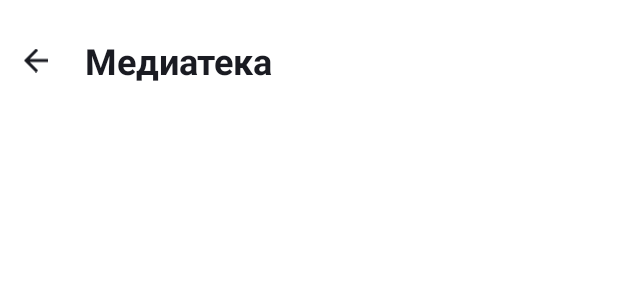
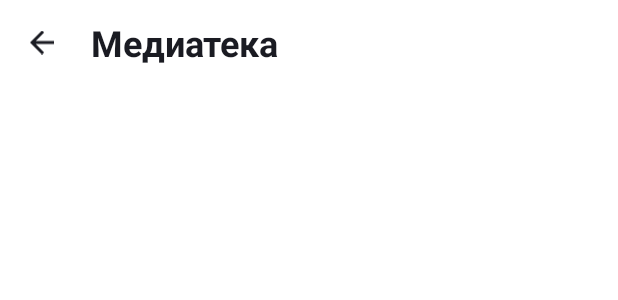
Before and after one commit to BegemotKotei/Playlist-Maker, an Android app: the layout activity_media_library.xml on its own in the app's theme, with its tools: preview values and no code run, on a phone screen of 412 x 824 dp. Shown: the top 300 px of the screen. Run offline under Robolectric (Android 15) with nearby library versions, the phone set to English and light mode, and no system bars.

Commit message:
version 1.2 fix: исправил экраны поиска и мед.

```diff
--- a/app/src/main/java/com/example/playlistmaker/SettingsActivity.kt
+++ b/app/src/main/java/com/example/playlistmaker/SettingsActivity.kt
@@ -1,16 +1,18 @@
 package com.example.playlistmaker
 
+import android.annotation.SuppressLint
 import android.os.Bundle
 import android.widget.ImageView
 import androidx.appcompat.app.AppCompatActivity
 
 class SettingsActivity : AppCompatActivity() {
 
+    @SuppressLint("MissingInflatedId")
     override fun onCreate(savedInstanceState: Bundle?) {
         super.onCreate(savedInstanceState)
         setContentView(R.layout.activity_settings)
 
-        val backButton = findViewById<ImageView>(R.id.toolBar)
+        val backButton = findViewById<ImageView>(R.id.arrow_back_settings)
 
         backButton.setOnClickListener {
             finish()
--- a/app/src/main/res/layout/activity_media_library.xml
+++ b/app/src/main/res/layout/activity_media_library.xml
@@ -8,17 +8,16 @@
     tools:ignore="MissingDefaultResource">
 
     <LinearLayout
+        android:id="@+id/tool_bar_media_library"
         android:layout_width="match_parent"
         android:layout_height="wrap_content"
-        android:layout_marginStart="4dp"
-        android:layout_marginTop="@dimen/o_12dp"
         android:background="@color/white">
 
         <ImageView
-            android:id="@+id/toolBar"
+            android:id="@+id/arrow_back_media_library"
             android:layout_width="wrap_content"
             android:layout_height="match_parent"
-            android:layout_marginStart="@dimen/o_12dp"
+            android:layout_marginStart="@dimen/o_20dp"
             android:layout_marginTop="@dimen/o_12dp"
             android:layout_marginEnd="@dimen/o_12dp"
             android:layout_marginBottom="@dimen/o_12dp"
--- a/app/src/main/res/layout/activity_settings.xml
+++ b/app/src/main/res/layout/activity_settings.xml
@@ -14,7 +14,7 @@
         android:background="@color/white">
 
         <ImageView
-            android:id="@+id/toolBar"
+            android:id="@+id/arrow_back_settings"
             android:layout_width="wrap_content"
             android:layout_height="match_parent"
             android:layout_marginStart="@dimen/o_12dp"
```
Also changed, not shown: app/src/main/java/com/example/playlistmaker/MediaLibraryActivity.kt (+11 -1 lines), app/src/main/java/com/example/playlistmaker/SearchActivity.kt (+11 -1 lines), app/src/main/res/layout/activity_serarch.xml (+4 -5 lines).
